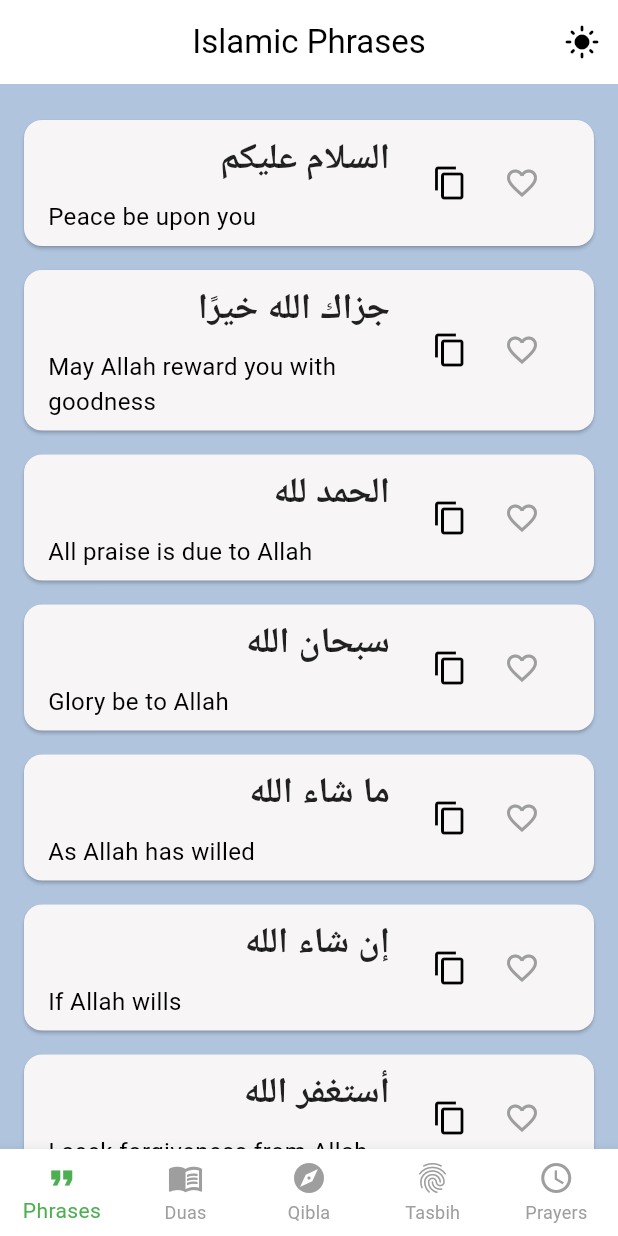
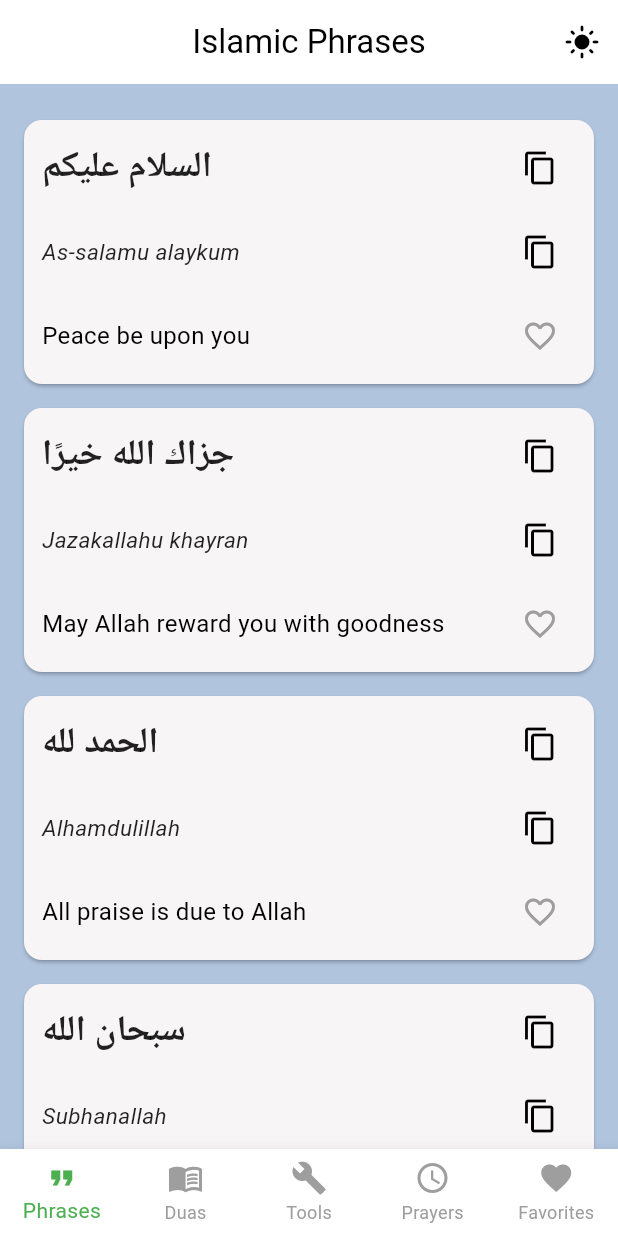
Before and after one commit to ronyvargasjr/pocket-deen, a Flutter app: the screen it shows after launch, on a phone screen of 412 x 824 dp. Run offline on Flutter 3.47's test engine with Material 3 defaults, Android fonts, the phone set to English and light mode, and no system bars; our stand-ins replace geolocator, sensors_plus, shared_preferences; Roboto replaces fonts that are missing (Amiri).

Commit message:
Add transliteration to phrases page. Repositioned text and icons in phrases page. Added favorites page and logic. Added tools page and moved qibla page and tasbih page to tools page.

```diff
--- a/assets/data/phrases.json
+++ b/assets/data/phrases.json
@@ -1,10 +1,9 @@
 [
-  {"arabic": "السلام عليكم", "english": "Peace be upon you"},
-  {"arabic": "جزاك الله خيرًا", "english": "May Allah reward you with goodness"},
-  {"arabic": "الحمد لله", "english": "All praise is due to Allah"},
-  {"arabic": "سبحان الله", "english": "Glory be to Allah"},
-  {"arabic": "ما شاء الله", "english": "As Allah has willed"},
-  {"arabic": "إن شاء الله", "english": "If Allah wills"},
-  {"arabic": "أستغفر الله", "english": "I seek forgiveness from Allah"},
-  {"arabic": "أستغفر الله", "english": "I seek forgiveness from Allah"}
+  {"arabic": "السلام عليكم", "transliteration": "As-salamu alaykum", "english": "Peace be upon you"},
+  {"arabic": "جزاك الله خيرًا", "transliteration": "Jazakallahu khayran", "english": "May Allah reward you with goodness"},
+  {"arabic": "الحمد لله", "transliteration": "Alhamdulillah", "english": "All praise is due to Allah"},
+  {"arabic": "سبحان الله", "transliteration": "Subhanallah", "english": "Glory be to Allah"},
+  {"arabic": "ما شاء الله", "transliteration": "Ma sha' Allah", "english": "As Allah has willed"},
+  {"arabic": "إن شاء الله", "transliteration": "In sha' Allah", "english": "If Allah wills"},
+  {"arabic": "أستغفر الله", "transliteration": "Astaghfirullah", "english": "I seek forgiveness from Allah"}
 ]
--- a/lib/main.dart
+++ b/lib/main.dart
@@ -1,6 +1,8 @@
 import 'package:flutter/material.dart';
 import 'package:flutter_localizations/flutter_localizations.dart';
 import 'package:pocket_deen/pages/home_page.dart';
+import 'package:pocket_deen/pages/qibla_page.dart';
+import 'package:pocket_deen/pages/tasbih_page.dart';
 import 'package:pocket_deen/utils/app_theme.dart';
 import 'package:pocket_deen/utils/locale_provider.dart';
 import 'package:provider/provider.dart';
@@ -46,6 +48,10 @@ class PocketDeenApp extends StatelessWidget {
               return supportedLocales.first;
             },
             home: const HomePage(),
+            routes: {
+              '/qibla': (context) => const QiblaPage(),
+              '/tasbih': (context) => const TasbihPage(),
+            },
           );
         },
       ),
--- a/lib/pages/home_page.dart
+++ b/lib/pages/home_page.dart
@@ -1,9 +1,9 @@
 import 'package:flutter/material.dart';
 import 'package:pocket_deen/pages/phrases_page.dart';
 import 'package:pocket_deen/pages/duas_page.dart';
-import 'package:pocket_deen/pages/qibla_page.dart';
-import 'package:pocket_deen/pages/tasbih_page.dart';
+import 'package:pocket_deen/pages/tools_page.dart';
 import 'package:pocket_deen/pages/prayer_times_page.dart';
+import 'package:pocket_deen/pages/favorites_page.dart';
 import 'package:provider/provider.dart';
 import '../utils/theme_provider.dart';
 
@@ -23,17 +23,17 @@ class _HomePageState extends State<HomePage> {
   final List<Widget> _pages = const [
     PhrasesPage(),
     DuasPage(),
-    QiblaPage(),
-    TasbihPage(),
+    ToolsPage(),
     PrayerTimesPage(),
+    FavoritesPage(),
   ];
 
   final List<String> _titles = const [
     'Islamic Phrases',
     'Daily Duas',
-    'Qibla Compass',
-    'Tasbih Counter',
+    'Tools',
     'Prayer Times',
+    'Favorites',
   ];
 
   @override
@@ -76,9 +76,9 @@ class _HomePageState extends State<HomePage> {
         items: const [
           BottomNavigationBarItem(icon: Icon(Icons.format_quote), label: 'Phrases'),
           BottomNavigationBarItem(icon: Icon(Icons.menu_book), label: 'Duas'),
-          BottomNavigationBarItem(icon: Icon(Icons.explore), label: 'Qibla'),
-          BottomNavigationBarItem(icon: Icon(Icons.fingerprint), label: 'Tasbih'),
+          BottomNavigationBarItem(icon: Icon(Icons.build), label: 'Tools'),
           BottomNavigationBarItem(icon: Icon(Icons.access_time), label: 'Prayers'),
+          BottomNavigationBarItem(icon: Icon(Icons.favorite), label: 'Favorites'),
         ],
         selectedItemColor: Theme.of(context).colorScheme.primary,
         unselectedItemColor: Colors.grey,
--- a/lib/pages/phrases_page.dart
+++ b/lib/pages/phrases_page.dart
@@ -62,33 +62,76 @@ class _PhrasesPageState extends State<PhrasesPage> {
               return Card(
                 color: AppTheme.cardBg,
                 margin: const EdgeInsets.symmetric(vertical: 8),
-                child: ListTile(
-                  title: ArabicText(
+                child: Padding(
+                  padding: const EdgeInsets.symmetric(vertical: 8.0, horizontal: 12.0),
+                  child: Column(
+                    crossAxisAlignment: CrossAxisAlignment.start,
+                    children: [
+                      // Arabic row
+                      Row(
+                        crossAxisAlignment: CrossAxisAlignment.center,
+                        children: [
+                          Expanded(
+                            child: ArabicText(
                               phrase['arabic'],
                               fontSize: 24,
+                              align: TextAlign.left,
                             ),
-                  subtitle: Padding(
+                          ),
+                          IconButton(
+                            icon: const Icon(Icons.copy, color: Colors.black,),
+                            tooltip: 'Copy Arabic',
+                            onPressed: () {
+                              Clipboard.setData(ClipboardData(text: phrase['arabic']));
+                              ScaffoldMessenger.of(context).showSnackBar(
+                                const SnackBar(content: Text('Copied Arabic to clipboard!')),
+                              );
+                            },
+                          ),
+                        ],
+                      ),
+                      if (phrase['transliteration'] != null)
+                        Padding(
                           padding: const EdgeInsets.only(top: 8.0),
+                          child: Row(
+                            crossAxisAlignment: CrossAxisAlignment.center,
+                            children: [
+                              Expanded(
+                                child: Text(
+                                  phrase['transliteration'],
+                                  style: const TextStyle(fontSize: 15, fontStyle: FontStyle.italic, color: Colors.black87),
+                                ),
+                              ),
+                              IconButton(
+                                icon: const Icon(Icons.copy, color: Colors.black),
+                                tooltip: 'Copy Transliteration',
+                                onPressed: () {
+                                  Clipboard.setData(ClipboardData(text: phrase['transliteration']));
+                                  ScaffoldMessenger.of(context).showSnackBar(
+                                    const SnackBar(content: Text('Copied transliteration to clipboard!')),
+                                  );
+                                },
+                              ),
+                            ],
+                          ),
+                        ),
+                      Padding(
+                        padding: const EdgeInsets.only(top: 8.0),
+                        child: Row(
+                          crossAxisAlignment: CrossAxisAlignment.center,
+                          children: [
+                            Expanded(
                               child: Text(
                                 phrase['english'],
                                 style: AppTheme.cardText3Style,
                               ),
                             ),
-                  trailing: Row(
-                    mainAxisSize: MainAxisSize.min,
-                    children: [
-                      IconButton(
-                        icon: const Icon(Icons.copy, color: Colors.black,),
-                        onPressed: () {
-                          Clipboard.setData(ClipboardData(text: phrase['arabic']));
-                          ScaffoldMessenger.of(context).showSnackBar(
-                            const SnackBar(content: Text('Copied to clipboard!')),
-                          );
-                        },
-                      ),
                             FavoriteButton(
                               isFavorite: _favorites.contains(phrase['arabic']),
                               onTap: () => _toggleFavorite(phrase['arabic']),
+                            ),
+                          ],
+                        ),
                       ),
                     ],
                   ),
```
Also changed, not shown: lib/pages/favorites_page.dart (added, +203 -0 lines), lib/pages/tools_page.dart (added, +89 -0 lines). Lines whose indentation alone changed are shown as unchanged.
